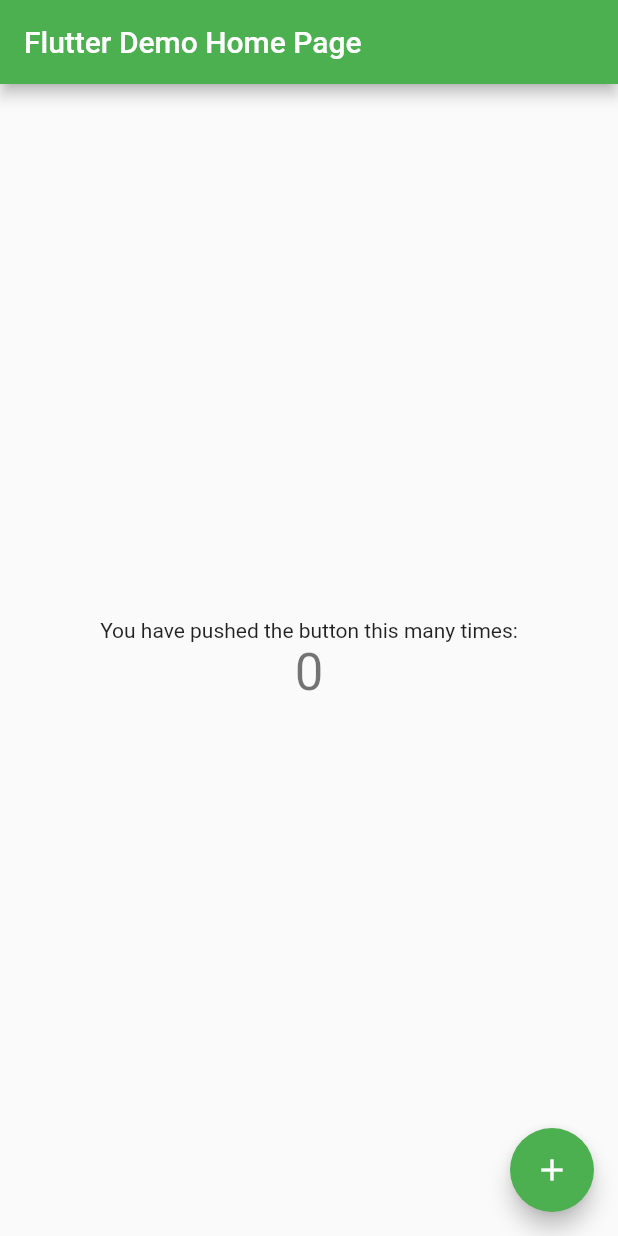
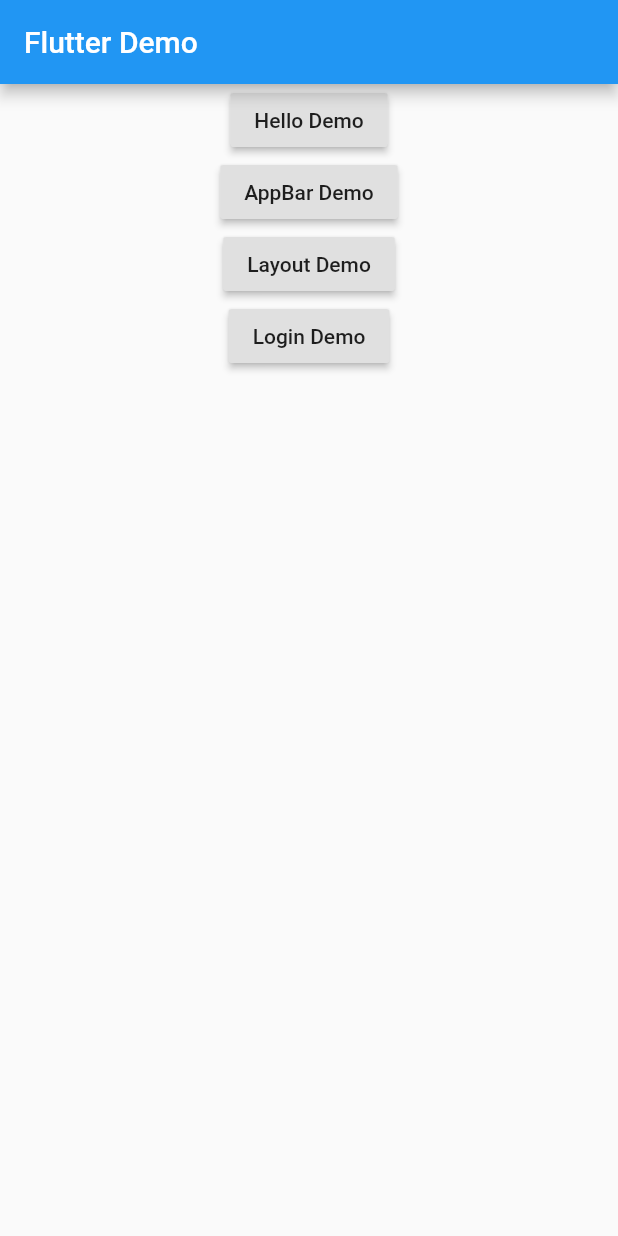
Before and after one commit to Kasun1991/first_flutter_app, a Flutter app: the screen it shows after launch, on a phone screen of 412 x 824 dp. Run offline on Flutter 3.47's test engine with Material 2 defaults, Android fonts, the phone set to English and light mode, and no system bars.

Commit message:
Project running commit

```diff
--- a/lib/main.dart
+++ b/lib/main.dart
@@ -1,63 +1,36 @@
 import 'package:flutter/material.dart';
+import 'mainview.dart';
+import 'hellodemo.dart';
 
-void main() => runApp(MyApp());
-
-class MyApp extends StatelessWidget {
-  // This widget is the root of your application.
-  @override
-  Widget build(BuildContext context) {
-    return MaterialApp(
-      title: 'Flutter Demo',
-      theme: ThemeData(
-        primarySwatch: Colors.green,
-      ),
-      home: MyHomePage(title: 'Flutter Demo Home Page'),
-    );
-  }
+void main() {
+  runApp(MaterialApp(
+    title: 'Flutter Demo',
+    initialRoute: '/',
+    routes: {
+      '/' : (context) => MainView(),
+      '/second' : (context) => HelloDemo()
+    },
+  ));
 }
 
-class MyHomePage extends StatefulWidget {
-  MyHomePage({Key key, this.title}) : super(key: key);
-  final String title;
-
-  @override
-  _MyHomePageState createState() => _MyHomePageState(  );
-}
-
-class _MyHomePageState extends State<MyHomePage> {
-  int _counter = 0;
-
-  void _incrementCounter() {
-    setState(() {
-      _counter++;
-    });
-  }
-
-  @override
-  Widget build(BuildContext context) {
-    return Scaffold(
-      appBar: AppBar(
-        title: Text(widget.title),
-      ),
-      body: Center(
-        child: Column(
-          mainAxisAlignment: MainAxisAlignment.center,
-          children: <Widget>[
-            Text(
-              'You have pushed the button this many times:',
-            ),
-            Text(
-              '$_counter',
-              style: Theme.of(context).textTheme.display1,
-            ),
-          ],
-        ),
-      ),
-      floatingActionButton: FloatingActionButton(
-        onPressed: _incrementCounter,
-        tooltip: 'Increment',
-        child: Icon(Icons.add),
-      ), // This trailing comma makes auto-formatting nicer for build methods.
-    );
-  }
-}
+//class FirstRoute extends StatelessWidget {
+//  @override
+//  Widget build(BuildContext context) {
+//    return Scaffold(
+//      appBar: AppBar(
+//        title: Text('First Route'),
+//      ),
+//      body: Center(
+//        child: RaisedButton(
+//          child: Text('Open route'),
+//          onPressed: () {
+//            Navigator.push(
+//              context,
+//              MaterialPageRoute(builder: (context) => SecondRoute()),
+//            );
+//          },
+//        ),
+//      ),
+//    );
+//  }
+//}
--- /dev/null
+++ b/lib/mainview.dart
@@ -0,0 +1,58 @@
+import 'package:flutter/material.dart';
+import 'hellodemo.dart';
+import 'appbardemo.dart';
+import 'layoutdemo.dart';
+import 'logindemo.dart';
+
+class MainView extends StatelessWidget {
+  @override
+  Widget build(BuildContext context) {
+    return Scaffold(
+      appBar: AppBar(
+        title: Text('Flutter Demo'),
+      ),
+      body: Center(
+        child: new Column(
+          children: <Widget>[
+            RaisedButton(
+              child: Text('Hello Demo'),
+              onPressed: () {
+                Navigator.push(
+                  context,
+                  MaterialPageRoute(builder: (context) => HelloDemo()),
+                );
+              },
+            ),
+            RaisedButton(
+              child: Text('AppBar Demo'),
+              onPressed: () {
+                Navigator.push(
+                  context,
+                  MaterialPageRoute(builder: (context) => AppBarDemo()),
+                );
+              },
+            ),
+            RaisedButton(
+              child: Text('Layout Demo'),
+              onPressed: () {
+                Navigator.push(
+                  context,
+                  MaterialPageRoute(builder: (context) => LayoutDemo()),
+                );
+              },
+            ),
+            RaisedButton(
+              child: Text('Login Demo'),
+              onPressed: () {
+                Navigator.push(
+                  context,
+                  MaterialPageRoute(builder: (context) => LoginDemo()),
+                );
+              },
+            ),
+          ],
+        ),
+      ),
+    );
+  }
+}
```
Also changed, not shown: lib/appbardemo.dart (added, +40 -0 lines), lib/hellodemo.dart (added, +20 -0 lines), lib/hellosublayout.dart (added, +17 -0 lines), lib/layoutdemo.dart (added, +32 -0 lines), lib/logindemo.dart (added, +82 -0 lines), lib/loginsublayout.dart (added, +29 -0 lines), lib/settingssublayout.dart (added, +10 -0 lines), 1 other file.
